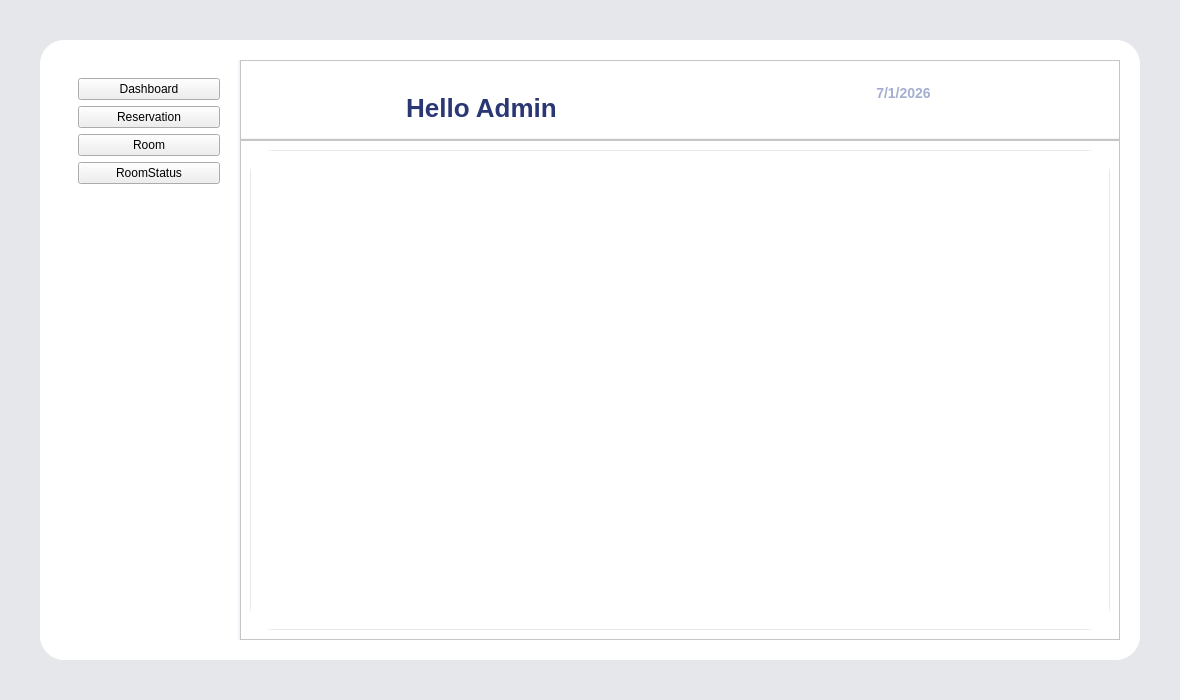
Before: the Qt Designer form src/views/mainwindow.ui in nguyenvuducduy97andrew-ai/OOP_HotelBookingManagementSystem, drawn with Qt 5.
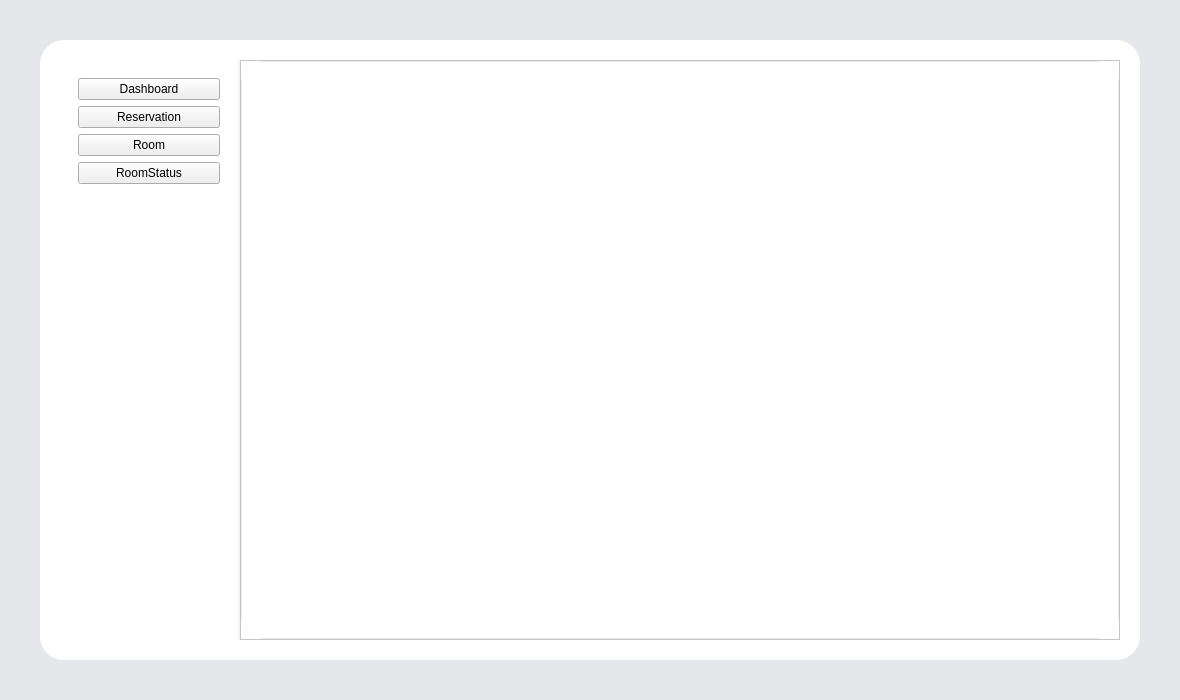
After: the same form once the commit is applied.

What changed in the file:
```diff
--- a/src/views/mainwindow.ui
+++ b/src/views/mainwindow.ui
@@ -94,8 +94,8 @@
     color: #A3AED0;
     font-size: 14px;
     font-weight: bold;
-    padding-left: 25px;
-    padding-bottom: 15px;
+    padding-left: 0px;
+    padding-bottom: 0px;
 }
 
 /* ================= 4. STYLE CHO HỘP THOẠI THÔNG BÁO (QMessageBox) ================= */
@@ -266,65 +266,6 @@
           <property name="bottomMargin">
            <number>0</number>
           </property>
-          <item>
-           <widget class="QFrame" name="headerFrame">
-            <property name="minimumSize">
-             <size>
-              <width>0</width>
-              <height>80</height>
-             </size>
-            </property>
-            <property name="maximumSize">
-             <size>
-              <width>16777215</width>
-              <height>80</height>
-             </size>
-            </property>
-            <property name="frameShape">
-             <enum>QFrame::Shape::StyledPanel</enum>
-            </property>
-            <property name="frameShadow">
-             <enum>QFrame::Shadow::Raised</enum>
-            </property>
-            <layout class="QHBoxLayout" name="horizontalLayout_2">
-             <property name="leftMargin">
-              <number>20</number>
-             </property>
-             <property name="topMargin">
-              <number>20</number>
-             </property>
-             <property name="rightMargin">
-              <number>20</number>
-             </property>
-             <property name="bottomMargin">
-              <number>20</number>
-             </property>
-             <item>
-              <widget class="QLabel" name="lblWelcome">
-               <property name="text">
-                <string>Hello Admin</string>
-               </property>
-               <property name="alignment">
-                <set>Qt::AlignmentFlag::AlignCenter</set>
-               </property>
-              </widget>
-             </item>
-             <item>
-              <widget class="QLabel" name="lblDate">
-               <property name="text">
-                <string>7/1/2026</string>
-               </property>
-               <property name="alignment">
-                <set>Qt::AlignmentFlag::AlignCenter</set>
-               </property>
-               <property name="sidebarBtn" stdset="0">
-                <bool>false</bool>
-               </property>
-              </widget>
-             </item>
-            </layout>
-           </widget>
-          </item>
           <item>
            <widget class="QFrame" name="mainContainFrame">
             <property name="frameShape">
@@ -334,6 +275,21 @@
              <enum>QFrame::Shadow::Raised</enum>
             </property>
             <layout class="QVBoxLayout" name="verticalLayout_3">
+                 <property name="spacing">
+                  <number>0</number>
+                 </property>
+                 <property name="leftMargin">
+                  <number>0</number>
+                 </property>
+                 <property name="topMargin">
+                  <number>0</number>
+                 </property>
+                 <property name="rightMargin">
+                  <number>0</number>
+                 </property>
+                 <property name="bottomMargin">
+                  <number>0</number>
+                 </property>
              <item>
               <widget class="QStackedWidget" name="stackedWidget">
                <property name="styleSheet">
```
